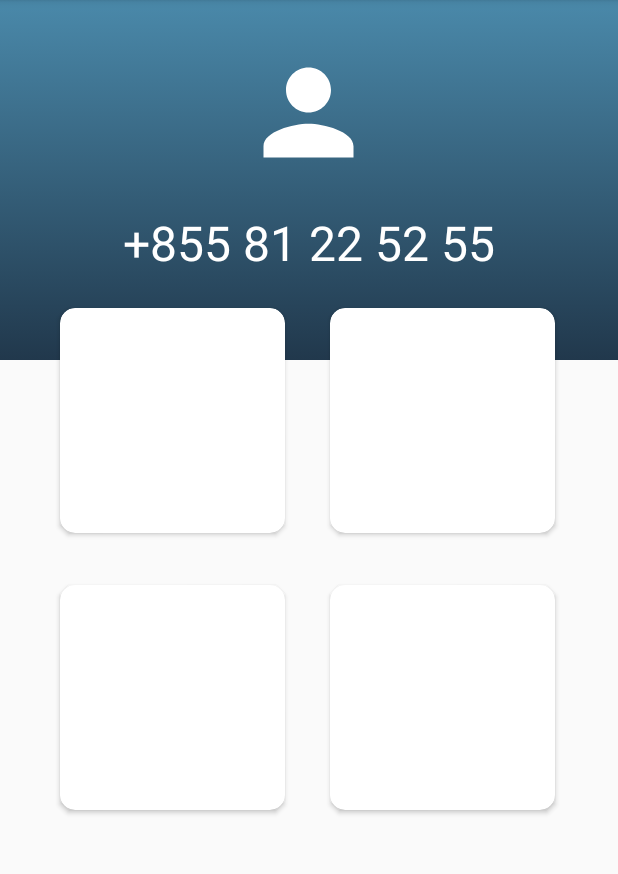
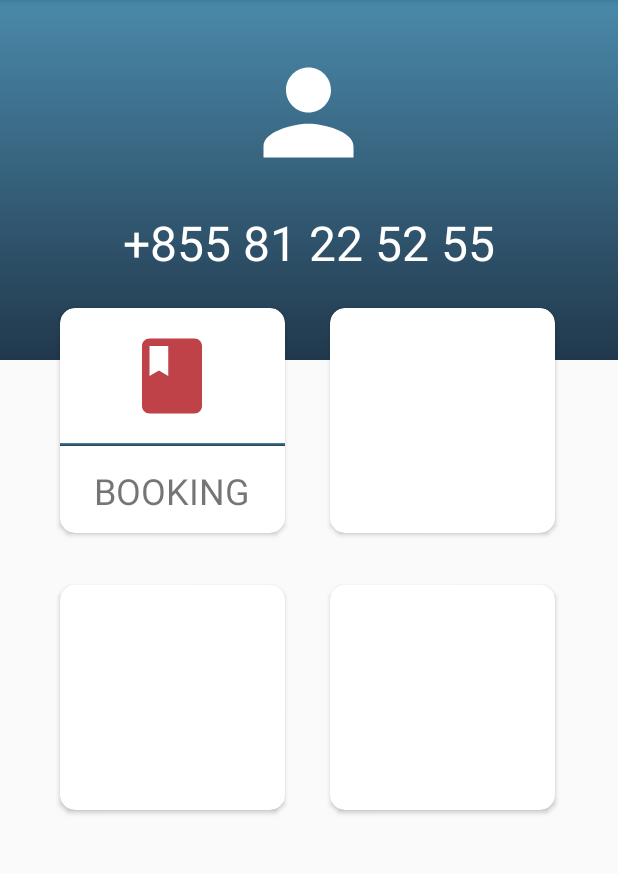
Before and after one commit to VuthyVey/WorkPlease, an Android app: the Homepage screen opened directly, with no data from a screen before it, on a phone screen of 412 x 824 dp, the part 84-958 px from its top. Run offline under Robolectric (Android 15) with nearby library versions, the phone set to English and light mode, and no system bars.

Commit message:
homepage changr

```diff
--- a/app/src/main/res/layout/activity_homepage.xml
+++ b/app/src/main/res/layout/activity_homepage.xml
@@ -43,7 +43,27 @@
             android:layout_marginLeft="40dp"
             app:cardCornerRadius="10dp"
             >
+            <ImageView
+                android:layout_width="60dp"
+                android:layout_height="60dp"
+                android:src="@drawable/booking"
+                android:layout_gravity="center_horizontal"
+                android:layout_marginTop="15dp"/>
+            <View
+                android:layout_width="match_parent"
+                android:layout_height="2dp"
+                android:layout_gravity="center_horizontal"
+                android:background="@drawable/background_color"
+                android:layout_marginTop="90dp"/>
 
+            <TextView
+                android:layout_width="wrap_content"
+                android:layout_height="wrap_content"
+                android:text="Booking"
+                android:textSize="24dp"
+                android:layout_gravity="center_horizontal"
+                android:layout_marginTop="105dp"
+                android:textAllCaps="true"/>
 
 
        </android.support.v7.widget.CardView>
@@ -54,6 +74,8 @@
             android:layout_marginTop="205dp"
             android:layout_marginLeft="220dp"
             app:cardCornerRadius="10dp">
+
+
 
 
 
```
